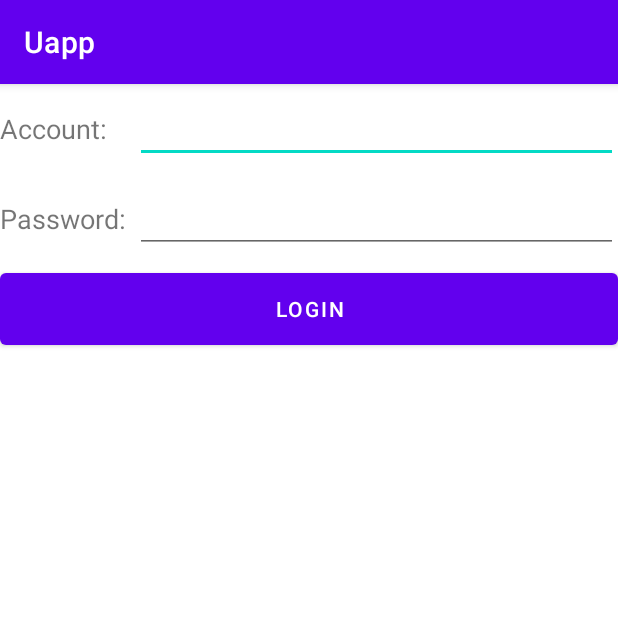
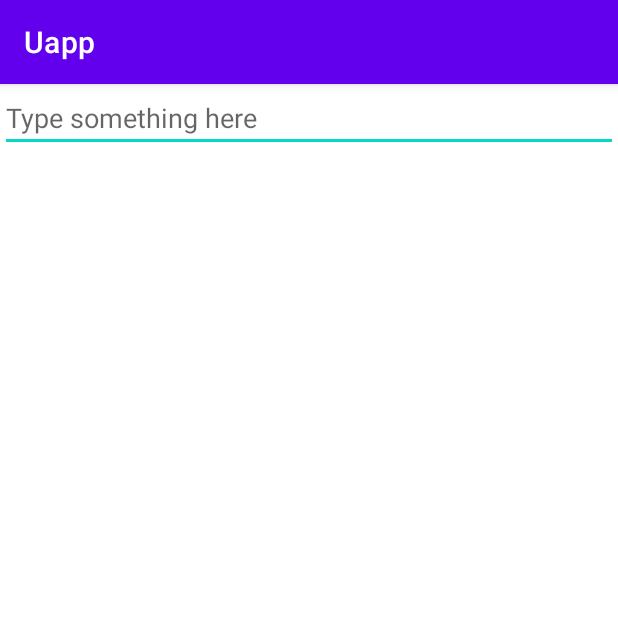
Before and after one commit to vhicrgit/Uapp, an Android app: the screen it shows after launch (LoginActivity before the commit, MainActivity after it), on a phone screen of 412 x 824 dp, the top half of it. Run offline under Robolectric (Android 15) with nearby library versions, the light colour scheme and no system bars.

Commit message:
学习android上的文件存储

```diff
--- a/app/src/main/java/com/example/uapp/ActivityCollector.java
+++ /dev/null
@@ -1,24 +0,0 @@
-package com.example.uapp;
-
-import android.app.Activity;
-
-import java.util.ArrayList;
-import java.util.List;
-
-public class ActivityCollector {
-    public static List<Activity> activities = new ArrayList<>();
-    public static void addActivity(Activity activity) {
-        activities.add(activity);
-    }
-    public static void removeActivity(Activity activity) {
-        activities.remove(activity);
-    }
-
-    public static void finishAll() {
-        for(Activity activity : activities) {
-            if(activity.isFinishing()) {
-                activity.finish();
-            }
-        }
-    }
-}
--- a/app/src/main/java/com/example/uapp/BaseActivity.java
+++ /dev/null
@@ -1,65 +0,0 @@
-package com.example.uapp;
-
-import androidx.appcompat.app.AlertDialog;
-import androidx.appcompat.app.AppCompatActivity;
-
-import android.content.BroadcastReceiver;
-import android.content.Context;
-import android.content.DialogInterface;
-import android.content.Intent;
-import android.content.IntentFilter;
-import android.os.Bundle;
-
-public class BaseActivity extends AppCompatActivity {
-
-    private ForceOfflineReceiver receiver;
-
-    @Override
-    protected void onCreate(Bundle savedInstanceState) {
-        super.onCreate(savedInstanceState);
-        ActivityCollector.addActivity(this);
-    }
-
-    @Override
-    protected void onResume() {
-        super.onResume();
-        IntentFilter intentFilter = new IntentFilter();
-        intentFilter.addAction("com.example.uapp.FORCE_OFFLINE");
-        receiver = new ForceOfflineReceiver();
-        registerReceiver(receiver, intentFilter);
-    }
-
-    @Override
-    protected void onPause() {
-        super.onPause();
-        if(receiver != null) {
-            unregisterReceiver(receiver);
-            receiver = null;
-        }
-    }
-
-    @Override
-    protected void onDestroy() {
-        super.onDestroy();
-        ActivityCollector.removeActivity(this);
-    }
-
-    class ForceOfflineReceiver extends BroadcastReceiver {
-        @Override
-        public void onReceive(Context context, Intent intent) {
-            AlertDialog.Builder builder = new AlertDialog.Builder(context);
-            builder.setTitle("Warnning");
-            builder.setMessage("You are forced to be offline.Please try to login again.");
-            builder.setCancelable(false);
-            builder.setPositiveButton("OK", new DialogInterface.OnClickListener() {
-                @Override
-                public void onClick(DialogInterface dialogInterface, int i) {
-                    ActivityCollector.finishAll();
-                    Intent intent = new Intent(context, LoginActivity.class);
-                    context.startActivity(intent);
-                }
-            });
-            builder.show();
-        }
-    }
-}
--- a/app/src/main/java/com/example/uapp/LoginActivity.java
+++ /dev/null
@@ -1,40 +0,0 @@
-package com.example.uapp;
-
-import androidx.appcompat.app.AppCompatActivity;
-
-import android.content.Intent;
-import android.os.Bundle;
-import android.view.View;
-import android.widget.Button;
-import android.widget.EditText;
-import android.widget.Toast;
-
-public class LoginActivity extends BaseActivity {
-
-    private EditText accountEdit;
-    private EditText passwordEdit;
-    private Button login;
-
-    @Override
-    protected void onCreate(Bundle savedInstanceState) {
-        super.onCreate(savedInstanceState);
-        setContentView(R.layout.activity_login);
-        accountEdit = (EditText) findViewById(R.id.account);
-        passwordEdit = (EditText) findViewById(R.id.password);
-        login = (Button) findViewById(R.id.login);
-        login.setOnClickListener(new View.OnClickListener() {
-            @Override
-            public void onClick(View view) {
-                String account = accountEdit.getText().toString();
-                String password = passwordEdit.getText().toString();
-                if(account.equals("admin") && password.equals("123456")) {
-                    Intent intent = new Intent(LoginActivity.this, MainActivity.class);
-                    startActivity(intent);
-                    finish();
-                } else {
-                    Toast.makeText(LoginActivity.this, "account or password is invalid", Toast.LENGTH_SHORT).show();
-                }
-            }
-        });
-    }
-}
--- a/app/src/main/java/com/example/uapp/MainActivity.java
+++ b/app/src/main/java/com/example/uapp/MainActivity.java
@@ -2,31 +2,87 @@ package com.example.uapp;
 
 import androidx.appcompat.app.AppCompatActivity;
 
-import android.content.BroadcastReceiver;
 import android.content.Context;
-import android.content.Intent;
-import android.net.ConnectivityManager;
-import android.net.NetworkInfo;
 import android.os.Bundle;
-import android.view.View;
-import android.widget.Button;
+import android.text.TextUtils;
+import android.widget.EditText;
 import android.widget.Toast;
 
+import java.io.BufferedReader;
+import java.io.BufferedWriter;
+import java.io.FileInputStream;
+import java.io.FileOutputStream;
+import java.io.IOException;
+import java.io.InputStreamReader;
+import java.io.OutputStreamWriter;
 
-public class MainActivity extends BaseActivity {
 
+public class MainActivity extends AppCompatActivity {
+    private EditText editText;
 
     @Override
     protected void onCreate(Bundle savedInstanceState) {
         super.onCreate(savedInstanceState);
         setContentView(R.layout.activity_main);
-        Button forceButton = (Button) findViewById(R.id.force_offline);
-        forceButton.setOnClickListener(new View.OnClickListener() {
-            @Override
-            public void onClick(View view) {
-                Intent intent = new Intent("com.example.uapp.FORCE_OFFLINE");
-                sendBroadcast(intent);
+
+        editText = (EditText) findViewById(R.id.edit);
+        String inputText = load();
+        if(!TextUtils.isEmpty(inputText)) {
+            editText.setText(inputText);
+            editText.setSelection(inputText.length());
+            Toast.makeText(this, "Restoring succeeded", Toast.LENGTH_SHORT).show();
+        }
+    }
+
+    @Override
+    protected void onDestroy() {
+        super.onDestroy();
+        String inputText = editText.getText().toString();
+        save(inputText);
+    }
+
+    public void save(String inputText) {
+        FileOutputStream fout = null;
+        BufferedWriter writer = null;
+        try {
+            fout = openFileOutput("data", Context.MODE_PRIVATE);
+            writer = new BufferedWriter(new OutputStreamWriter(fout));
+            writer.write(inputText);
+        } catch (IOException e) {
+            e.printStackTrace();
+        } finally {
+            try {
+                if (writer != null) {
+                    writer.close();
+                }
+            } catch (IOException e) {
+                e.printStackTrace();
             }
-        });
+        }
+    }
+
+    public String load() {
+        FileInputStream fin = null;
+        BufferedReader reader = null;
+        StringBuilder content = new StringBuilder();
+        try {
+            fin = openFileInput("data");
+            reader = new BufferedReader(new InputStreamReader(fin));
+            String line = "";
+            while((line = reader.readLine()) != null) {
+                content.append(line);
+            }
+        } catch (IOException e) {
+            e.printStackTrace();
+        } finally {
+            if(reader != null) {
+                try {
+                    reader.close();
+                } catch (IOException e) {
+                    e.printStackTrace();
+                }
+            }
+        }
+        return content.toString();
     }
 }
--- a/app/src/main/res/layout/activity_login.xml
+++ /dev/null
@@ -1,50 +0,0 @@
-<?xml version="1.0" encoding="utf-8"?>
-<LinearLayout xmlns:android="http://schemas.android.com/apk/res/android"
-    xmlns:app="http://schemas.android.com/apk/res-auto"
-    xmlns:tools="http://schemas.android.com/tools"
-    android:orientation="vertical"
-    android:layout_width="match_parent"
-    android:layout_height="match_parent"
-    tools:context=".LoginActivity">
-    <LinearLayout
-        android:layout_width="match_parent"
-        android:layout_height="60dp"
-        android:orientation="horizontal">
-        <TextView
-            android:layout_width="90dp"
-            android:layout_height="wrap_content"
-            android:layout_gravity="center_vertical"
-            android:textSize="18sp"
-            android:text="Account:"/>
-        <EditText
-            android:layout_width="0dp"
-            android:layout_height="wrap_content"
-            android:layout_weight="1"
-            android:id="@+id/account"
-            android:layout_gravity="center_vertical"/>
-    </LinearLayout>
-    <LinearLayout
-        android:layout_width="match_parent"
-        android:layout_height="60dp"
-        android:orientation="horizontal">
-        <TextView
-            android:layout_width="90dp"
-            android:layout_height="wrap_content"
-            android:layout_gravity="center_vertical"
-            android:textSize="18sp"
-            android:text="Password:"/>
-        <EditText
-            android:layout_width="0dp"
-            android:layout_height="wrap_content"
-            android:layout_weight="1"
-            android:id="@+id/password"
-            android:inputType="textPassword"
-            android:layout_gravity="center_vertical"/>
-    </LinearLayout>
-    <Button
-        android:layout_width="match_parent"
-        android:layout_height="60dp"
-        android:id="@+id/login"
-        android:text="Login"/>
-
-</LinearLayout>
--- a/app/src/main/res/layout/activity_main.xml
+++ b/app/src/main/res/layout/activity_main.xml
@@ -7,9 +7,9 @@
     android:layout_height="match_parent"
     tools:context=".MainActivity">
 
-    <Button
+    <EditText
         android:layout_width="match_parent"
         android:layout_height="wrap_content"
-        android:id="@+id/force_offline"
-        android:text="Send force offline broadcast"/>
+        android:hint="Type something here"
+        android:id="@+id/edit"/>
 </LinearLayout>
```
Also changed, not shown: app/src/main/AndroidManifest.xml (+3 -5 lines), app/src/main/res/menu/main.xml (deleted, +0 -9 lines).
